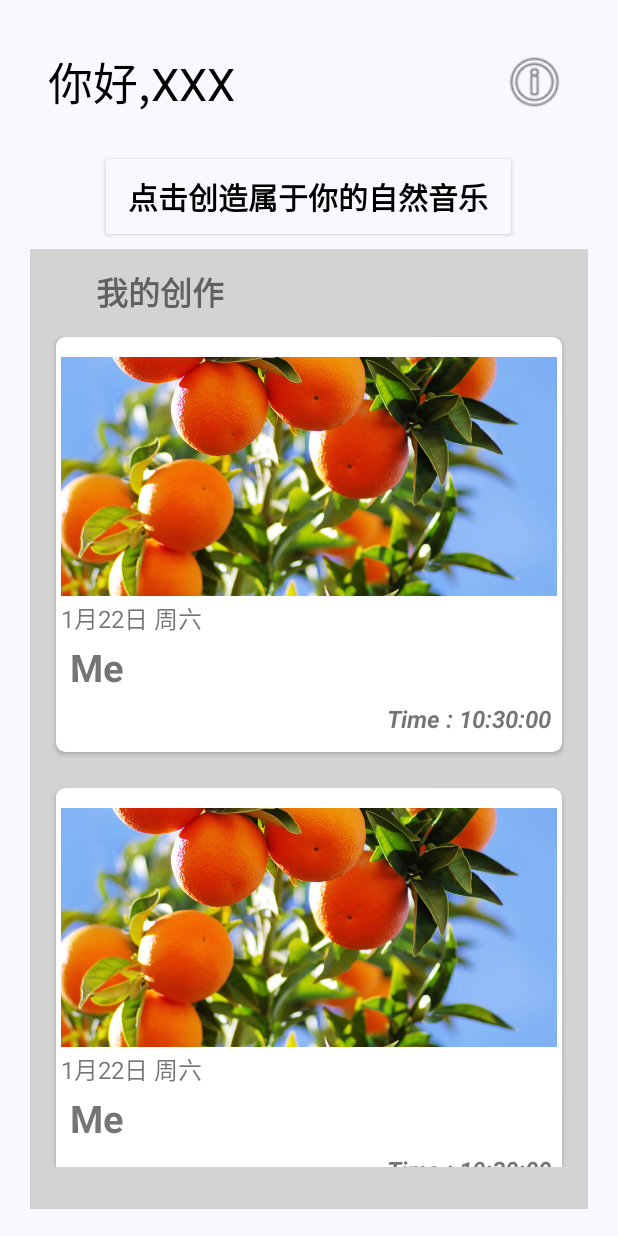
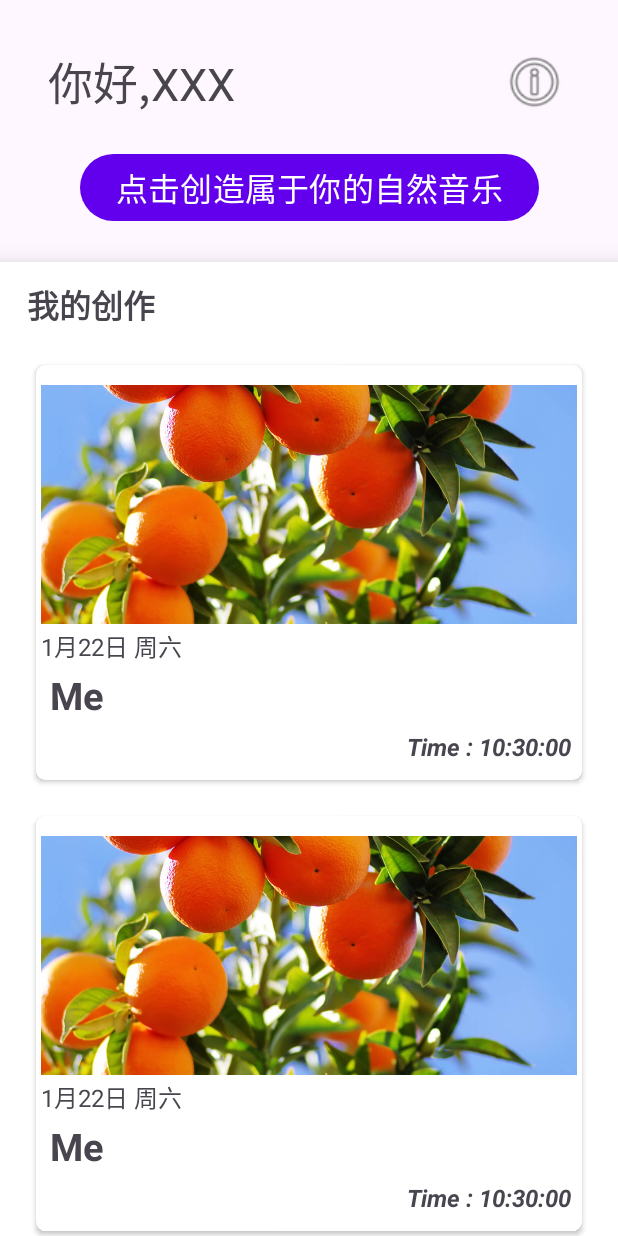
Before and after one commit to JunkFood02/Morii, an Android app: the screen it shows after launch (MainActivity), on a phone screen of 412 x 824 dp. Run offline under Robolectric (Android 15) with nearby library versions, the phone set to English and light mode, and no system bars.

Commit message:
Migrate to MaterialDesign3, UI Improvement.

```diff
--- a/app/build.gradle
+++ b/app/build.gradle
@@ -28,9 +28,9 @@ android {
 }
 dependencies {
 
-    implementation 'androidx.appcompat:appcompat:1.4.0'
-    implementation 'com.google.android.material:material:1.4.0'
-    implementation 'androidx.constraintlayout:constraintlayout:2.1.2'
+    implementation 'androidx.appcompat:appcompat:1.4.1'
+    implementation 'com.google.android.material:material:1.5.0'
+    implementation 'androidx.constraintlayout:constraintlayout:2.1.3'
     testImplementation 'junit:junit:4.+'
     androidTestImplementation 'androidx.test.ext:junit:1.1.3'
     androidTestImplementation 'androidx.test.espresso:espresso-core:3.4.0'
--- a/app/src/main/java/com/hustunique/musica/home/MainActivity.java
+++ b/app/src/main/java/com/hustunique/musica/home/MainActivity.java
@@ -2,6 +2,7 @@ package com.hustunique.musica.home;
 
 import android.content.Intent;
 import android.os.Bundle;
+import android.util.Log;
 import android.widget.Button;
 
 import androidx.appcompat.app.AppCompatActivity;
@@ -15,23 +16,19 @@ import java.util.List;
 
 
 public class MainActivity extends AppCompatActivity implements HomePageContract.IView {
-
+    private static final String TAG = "MainActivity";
     private HomePageContract.IPresenter presenter;
     private RecyclerView recyclerView;
     private MusicDiaryAdapter adapter;
-
+    private Button button;
     @Override
     protected void onCreate(Bundle savedInstanceState) {
         super.onCreate(savedInstanceState);
         setContentView(R.layout.activity_main);
-
+        initUI();
         presenter = new PresenterMain(this);
         presenter.getUI();
-        Button button = findViewById(R.id.buttonCreate);
-        button.setOnClickListener(view -> {
-            Intent intent = new Intent(MainActivity.this, MusicSelectActivity.class);
-            startActivity(intent);
-        });
+
     }
 
     @Override
@@ -48,4 +45,14 @@ public class MainActivity extends AppCompatActivity implements HomePageContract.
     protected void onResume() {
         super.onResume();
     }
+    private void initUI()
+    {
+        Log.d(TAG, "initUI: ");
+        button = findViewById(R.id.buttonMain);
+        button.setOnClickListener(view -> {
+            Intent intent = new Intent(MainActivity.this, MusicSelectActivity.class);
+            startActivity(intent);
+        });
+    }
+
 }
--- a/app/src/main/java/com/hustunique/musica/music/MusicSelectActivity.java
+++ b/app/src/main/java/com/hustunique/musica/music/MusicSelectActivity.java
@@ -44,6 +44,12 @@
             startActivity(intent);
         });
 
+    }
+
+    @Override
+    protected void onDestroy() {
+        super.onDestroy();
+        presenter.stopMusic();
     }
 
     private void initUI() {
--- a/app/src/main/java/com/hustunique/musica/music/MusicSelectContract.java
+++ b/app/src/main/java/com/hustunique/musica/music/MusicSelectContract.java
@@ -6,6 +6,7 @@ public interface MusicSelectContract {
     interface IPresenter {
         List<MusicTab> getMusicTabList();
         void switchMusic(int position);
+        void stopMusic();
     }
 
     interface IView {
--- a/app/src/main/java/com/hustunique/musica/music/MusicSelectPresenter.java
+++ b/app/src/main/java/com/hustunique/musica/music/MusicSelectPresenter.java
@@ -35,4 +35,10 @@ public class MusicSelectPresenter implements MusicSelectContract.IPresenter {
     public void switchMusic(int position) {
         musicPlayer.switchMusicTrack(musicTabList.get(position).getMusicResId());
     }
+
+    @Override
+    public void stopMusic() {
+        musicPlayer.pause();
+    }
+
 }
--- a/app/src/main/java/com/hustunique/musica/player/Track.java
+++ b/app/src/main/java/com/hustunique/musica/player/Track.java
@@ -43,6 +43,7 @@ public class Track {
         id = resId;
         player = MediaPlayer.create(MyApplication.context, resId);
         player.setLooping(true);
+        player.seekTo(1000);
     }
 
 
--- a/app/src/main/res/layout/activity_main.xml
+++ b/app/src/main/res/layout/activity_main.xml
@@ -4,61 +4,36 @@
     xmlns:tools="http://schemas.android.com/tools"
     android:layout_width="match_parent"
     android:layout_height="match_parent"
-    android:background="#f8f8ff"
     tools:context=".home.MainActivity">
 
-
-    <ImageView
-        android:id="@+id/BackGroundView"
-        android:layout_width="0dp"
+    <androidx.constraintlayout.widget.ConstraintLayout
+        android:id="@+id/upperBackground"
+        android:layout_width="match_parent"
         android:layout_height="0dp"
-        android:layout_marginTop="10dp"
-        android:layout_marginLeft="20dp"
-        android:layout_marginRight="20dp"
-        android:background="#d3d3d3"
-        app:layout_constraintBottom_toTopOf="@+id/textView5"
-        app:layout_constraintEnd_toEndOf="parent"
-        app:layout_constraintHorizontal_bias="0.417"
-        app:layout_constraintStart_toStartOf="parent"
-        app:layout_constraintTop_toBottomOf="@+id/buttonCreate" />
-
-    <androidx.recyclerview.widget.RecyclerView
-        android:id="@+id/recyclerView01"
-        android:layout_width="0dp"
-        android:layout_height="0dp"
-        android:layout_marginTop="5dp"
-        android:layout_marginBottom="28dp"
-        android:layout_marginLeft="25dp"
-        android:layout_marginRight="25dp"
-        app:layout_constraintBottom_toBottomOf="@+id/BackGroundView"
-        app:layout_constraintEnd_toEndOf="parent"
-        app:layout_constraintStart_toStartOf="parent"
-        app:layout_constraintTop_toBottomOf="@+id/textView" />
+        app:layout_constraintBottom_toTopOf="@id/BackGroundView"
+        app:layout_constraintTop_toTopOf="parent"
+        app:layout_constraintVertical_weight="1">
 
         <Button
-        android:id="@+id/buttonCreate"
-        android:layout_width="270dp"
-        android:layout_height="50dp"
-        android:layout_marginTop="28dp"
-        android:background="#f8f8ff"
+            android:id="@+id/buttonMain"
+            android:layout_width="wrap_content"
+            android:layout_height="wrap_content"
+            android:layout_marginTop="21dp"
+
             android:gravity="center"
             android:text="点击创造属于你的自然音乐"
-        android:textColor="@color/black"
-        android:textSize="20sp"
-        android:textStyle="bold"
+            android:textSize="21sp"
             app:layout_constraintEnd_toEndOf="parent"
-        app:layout_constraintHorizontal_bias="0.496"
             app:layout_constraintStart_toStartOf="parent"
             app:layout_constraintTop_toBottomOf="@+id/textView2" />
 
         <TextView
             android:id="@+id/textView2"
-        android:layout_width="162dp"
-        android:layout_height="46dp"
+            android:layout_width="wrap_content"
+            android:layout_height="wrap_content"
             android:layout_marginStart="32dp"
             android:layout_marginTop="32dp"
             android:text="你好,XXX"
-        android:textColor="@color/black"
             android:textSize="30sp"
             app:layout_constraintStart_toStartOf="parent"
             app:layout_constraintTop_toTopOf="parent" />
@@ -72,26 +47,45 @@
             app:layout_constraintTop_toTopOf="@+id/textView2"
             app:srcCompat="@android:drawable/ic_menu_info_details" />
 
+    </androidx.constraintlayout.widget.ConstraintLayout>
+
+    <androidx.constraintlayout.widget.ConstraintLayout
+        android:id="@+id/BackGroundView"
+        android:layout_width="match_parent"
+        android:layout_height="0dp"
+        android:layout_marginHorizontal="0dp"
+        android:layout_marginTop="12dp"
+        android:background="@color/colorBackground"
+        android:elevation="12dp"
+        app:layout_constraintBottom_toBottomOf="parent"
+        app:layout_constraintTop_toBottomOf="@+id/upperBackground"
+        app:layout_constraintVertical_weight="4">
+
         <TextView
             android:id="@+id/textView"
-        android:layout_width="157dp"
-        android:layout_height="29dp"
-        android:layout_marginStart="8dp"
+            android:layout_width="wrap_content"
+            android:layout_height="wrap_content"
+            android:layout_marginStart="18dp"
             android:layout_marginTop="12dp"
             android:text="我的创作"
-        android:gravity="center"
+            android:textSize="21sp"
             android:textStyle="bold"
-        android:textSize="21sp"
-        app:layout_constraintStart_toStartOf="@+id/BackGroundView"
-        app:layout_constraintTop_toTopOf="@+id/BackGroundView" />
+            app:layout_constraintStart_toStartOf="parent"
+            app:layout_constraintTop_toTopOf="parent" />
 
-    <TextView
-        android:id="@+id/textView5"
+        <androidx.recyclerview.widget.RecyclerView
+            android:id="@+id/recyclerView01"
             android:layout_width="match_parent"
-        android:layout_height="18dp"
+            android:layout_height="0dp"
+            android:layout_marginHorizontal="12dp"
+            android:layout_marginTop="12dp"
             app:layout_constraintBottom_toBottomOf="parent"
             app:layout_constraintEnd_toEndOf="parent"
-        app:layout_constraintStart_toStartOf="parent" />
+            app:layout_constraintStart_toStartOf="parent"
+            app:layout_constraintTop_toBottomOf="@id/textView" />
 
 
     </androidx.constraintlayout.widget.ConstraintLayout>
+
+
+</androidx.constraintlayout.widget.ConstraintLayout>
--- /dev/null
+++ b/app/src/main/res/values-night/colors.xml
@@ -0,0 +1,7 @@
+<?xml version="1.0" encoding="utf-8"?>
+<resources>
+
+    <color name="colorBackground">#FFAAAAAA</color>
+
+
+</resources>
--- a/app/src/main/res/values-night/themes.xml
+++ b/app/src/main/res/values-night/themes.xml
@@ -1,6 +1,6 @@
 <resources xmlns:tools="http://schemas.android.com/tools">
     <!-- Base application theme. -->
-    <style name="Theme.Musica" parent="Theme.MaterialComponents.DayNight.NoActionBar">
+    <style name="Theme.Musica" parent="Theme.Material3.DayNight.NoActionBar">
         <!-- Primary brand color. -->
         <item name="colorPrimary">@color/purple_200</item>
         <item name="colorPrimaryVariant">@color/purple_700</item>
@@ -11,7 +11,5 @@
         <item name="colorOnSecondary">@color/black</item>
         <!-- Status bar color. -->
         <item name="android:statusBarColor">@android:color/transparent</item>
-        <item name="android:windowTranslucentStatus">true</item>
-
     </style>
 </resources>
--- a/app/src/main/res/values/colors.xml
+++ b/app/src/main/res/values/colors.xml
@@ -7,4 +7,6 @@
     <color name="teal_700">#FF018786</color>
     <color name="black">#FF000000</color>
     <color name="white">#FFFFFFFF</color>
+    <color name="colorBackground">@color/design_default_color_background</color>
+
 </resources>
--- a/app/src/main/res/values/themes.xml
+++ b/app/src/main/res/values/themes.xml
@@ -1,6 +1,6 @@
 <resources xmlns:tools="http://schemas.android.com/tools">
     <!-- Base application theme. -->
-    <style name="Theme.Musica" parent="Theme.MaterialComponents.DayNight.NoActionBar.Bridge">
+    <style name="Theme.Musica" parent="Theme.Material3.DayNight.NoActionBar">
         <!-- Primary brand color. -->
         <item name="colorPrimary">@color/purple_500</item>
         <item name="colorPrimaryVariant">@color/purple_700</item>
@@ -9,8 +9,10 @@
         <item name="colorSecondary">@color/teal_200</item>
         <item name="colorSecondaryVariant">@color/teal_700</item>
         <item name="colorOnSecondary">@color/black</item>
+        <item name="android:statusBarColor">@android:color/transparent</item>
+        <item name="android:windowLightStatusBar" tools:targetApi="m">true</item>
         <!-- Status bar color. -->
-        <item name="android:statusBarColor">@android:color/transparent</item>
         <!-- Customize your theme here. -->
+
     </style>
 </resources>
```
Lines whose indentation alone changed are shown as unchanged.
